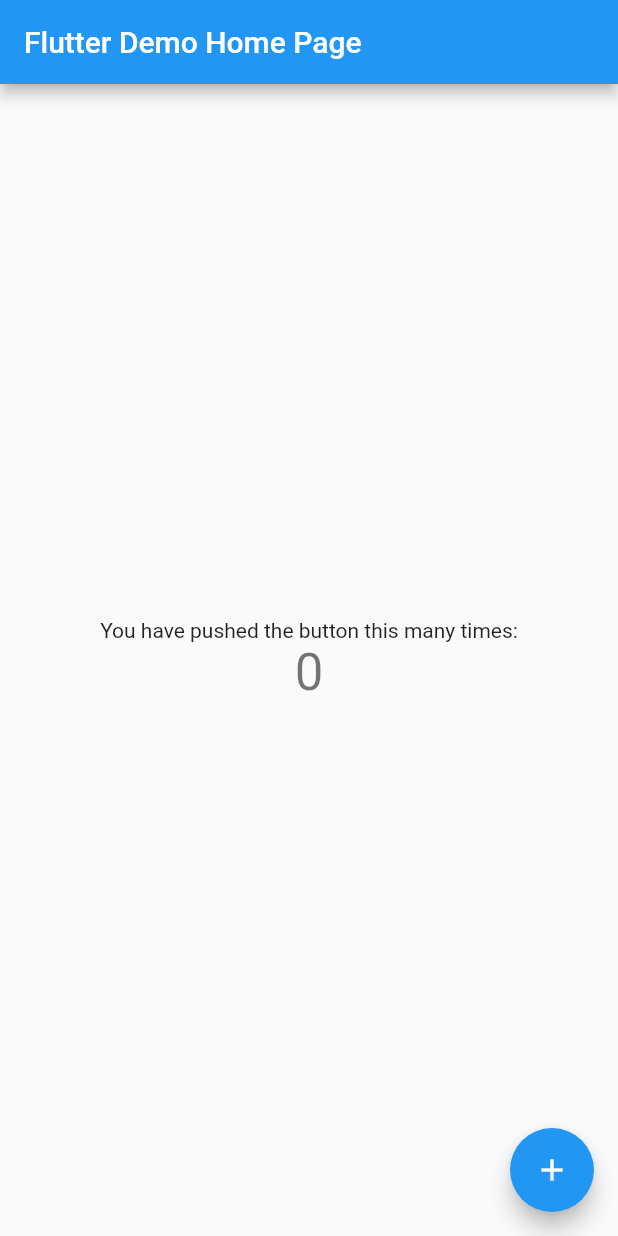
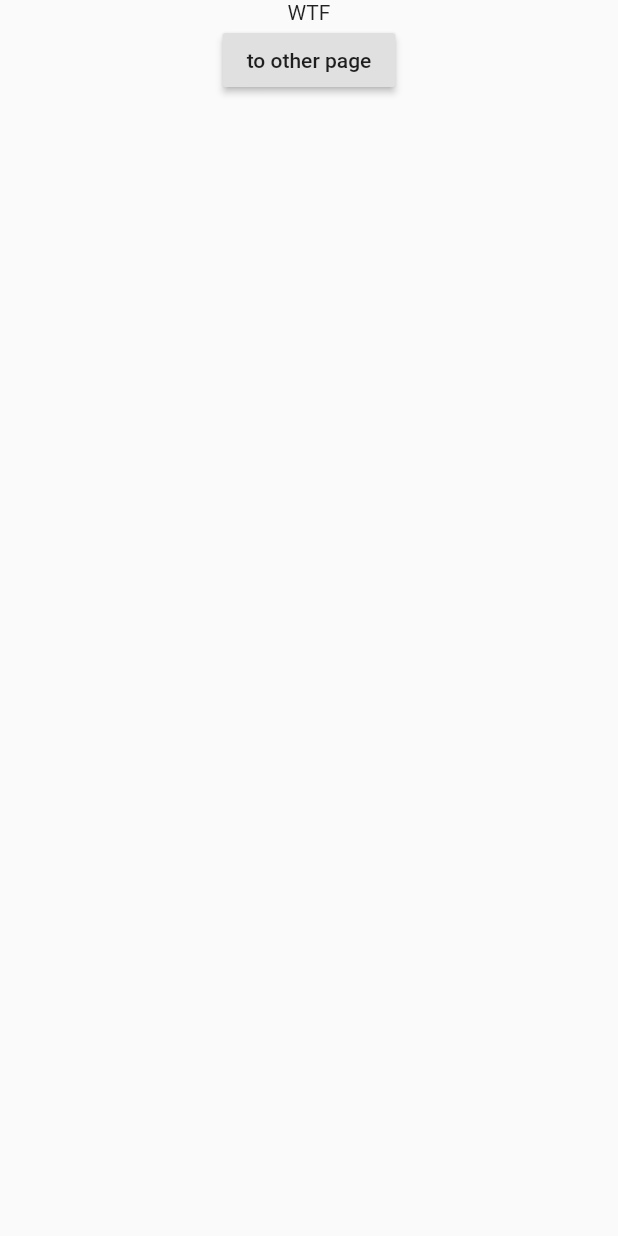
Before and after one commit to FfrftTK/sensor_data-visualizer, a Flutter app: the screen it shows after launch, on a phone screen of 412 x 824 dp. Run offline on Flutter 3.47's test engine with Material 2 defaults, Android fonts, the phone set to English and light mode, and no system bars; our stand-ins replace flutter_hooks, get, hooks_riverpod, state_notifier.

Commit message:
Add demo

```diff
--- a/lib/main.dart
+++ b/lib/main.dart
@@ -1,117 +1,91 @@
 import 'package:flutter/material.dart';
+import 'package:flutter/src/widgets/framework.dart';
+import 'package:flutter_hooks/flutter_hooks.dart';
+import 'package:get/get.dart';
+import 'package:hooks_riverpod/all.dart';
+import 'package:state_notifier/state_notifier.dart';
 
 void main() {
-  runApp(MyApp());
+  runApp(ProviderScope(child: CounterApp()));
 }
 
-class MyApp extends StatelessWidget {
-  // This widget is the root of your application.
+class Counter extends StateNotifier<int> {
+  Counter() : super(0);
+
+  void increment() => state++;
+
+  @override
+  void dispose() {
+    super.dispose();
+  }
+}
+
+final counterProvider = StateNotifierProvider.autoDispose((_) => Counter());
+
+class CounterApp extends StatelessWidget {
   @override
   Widget build(BuildContext context) {
-    return MaterialApp(
-      title: 'Flutter Demo',
-      theme: ThemeData(
-        // This is the theme of your application.
-        //
-        // Try running your application with "flutter run". You'll see the
-        // application has a blue toolbar. Then, without quitting the app, try
-        // changing the primarySwatch below to Colors.green and then invoke
-        // "hot reload" (press "r" in the console where you ran "flutter run",
-        // or simply save your changes to "hot reload" in a Flutter IDE).
-        // Notice that the counter didn't reset back to zero; the application
-        // is not restarted.
-        primarySwatch: Colors.blue,
-        // This makes the visual density adapt to the platform that you run
-        // the app on. For desktop platforms, the controls will be smaller and
-        // closer together (more dense) than on mobile platforms.
-        visualDensity: VisualDensity.adaptivePlatformDensity,
-      ),
-      home: MyHomePage(title: 'Flutter Demo Home Page'),
+    return GetMaterialApp(
+      getPages: getPages,
+      home: const SecondPage(),
     );
   }
 }
 
-class MyHomePage extends StatefulWidget {
-  MyHomePage({Key key, this.title}) : super(key: key);
+class CounterPage extends HookWidget {
+  const CounterPage();
 
-  // This widget is the home page of your application. It is stateful, meaning
-  // that it has a State object (defined below) that contains fields that affect
-  // how it looks.
-
-  // This class is the configuration for the state. It holds the values (in this
-  // case the title) provided by the parent (in this case the App widget) and
-  // used by the build method of the State. Fields in a Widget subclass are
-  // always marked "final".
-
-  final String title;
-
-  @override
-  _MyHomePageState createState() => _MyHomePageState();
-}
-
-class _MyHomePageState extends State<MyHomePage> {
-  int _counter = 0;
-
-  void _incrementCounter() {
-    setState(() {
-      // This call to setState tells the Flutter framework that something has
-      // changed in this State, which causes it to rerun the build method below
-      // so that the display can reflect the updated values. If we changed
-      // _counter without calling setState(), then the build method would not be
-      // called again, and so nothing would appear to happen.
-      _counter++;
-    });
-  }
+  static const routeName = '/counter';
 
   @override
   Widget build(BuildContext context) {
-    // This method is rerun every time setState is called, for instance as done
-    // by the _incrementCounter method above.
-    //
-    // The Flutter framework has been optimized to make rerunning build methods
-    // fast, so that you can just rebuild anything that needs updating rather
-    // than having to individually change instances of widgets.
+    final state = useProvider(counterProvider.state);
+    final counter = useProvider(counterProvider);
+
     return Scaffold(
-      appBar: AppBar(
-        // Here we take the value from the MyHomePage object that was created by
-        // the App.build method, and use it to set our appbar title.
-        title: Text(widget.title),
+      appBar: AppBar(title: const Text('CounterApp')),
+      body: Column(
+        children: [
+          Center(
+            child: Text(state.toString()),
+          ),
+          RaisedButton(
+            onPressed: () => Get.toNamed(SecondPage.routeName),
+            child: const Text('to other page'),
+          ),
+        ],
       ),
+      floatingActionButton: FloatingActionButton(
+        onPressed: counter.increment,
+        child: const Icon(Icons.add),
+      ),
+    );
+  }
+}
+
+class SecondPage extends StatelessWidget {
+  const SecondPage();
+
+  static const routeName = '/second';
+  @override
+  Widget build(BuildContext context) {
+    return Scaffold(
       body: Center(
-        // Center is a layout widget. It takes a single child and positions it
-        // in the middle of the parent.
         child: Column(
-          // Column is also a layout widget. It takes a list of children and
-          // arranges them vertically. By default, it sizes itself to fit its
-          // children horizontally, and tries to be as tall as its parent.
-          //
-          // Invoke "debug painting" (press "p" in the console, choose the
-          // "Toggle Debug Paint" action from the Flutter Inspector in Android
-          // Studio, or the "Toggle Debug Paint" command in Visual Studio Code)
-          // to see the wireframe for each widget.
-          //
-          // Column has various properties to control how it sizes itself and
-          // how it positions its children. Here we use mainAxisAlignment to
-          // center the children vertically; the main axis here is the vertical
-          // axis because Columns are vertical (the cross axis would be
-          // horizontal).
-          mainAxisAlignment: MainAxisAlignment.center,
-          children: <Widget>[
-            Text(
-              'You have pushed the button this many times:',
-            ),
-            Text(
-              '$_counter',
-              style: Theme.of(context).textTheme.headline4,
+          children: [
+            const Text('WTF'),
+            RaisedButton(
+              onPressed: () => Get.toNamed(CounterPage.routeName),
+              child: const Text('to other page'),
             ),
           ],
         ),
       ),
-      floatingActionButton: FloatingActionButton(
-        onPressed: _incrementCounter,
-        tooltip: 'Increment',
-        child: Icon(Icons.add),
-      ), // This trailing comma makes auto-formatting nicer for build methods.
     );
   }
 }
+
+final List<GetPage> getPages = [
+  GetPage(name: CounterPage.routeName, page: () => const CounterPage()),
+  GetPage(name: SecondPage.routeName, page: () => const SecondPage()),
+];
```
Also changed, not shown: pubspec.yaml (+5 -4 lines), pubspec.lock.
